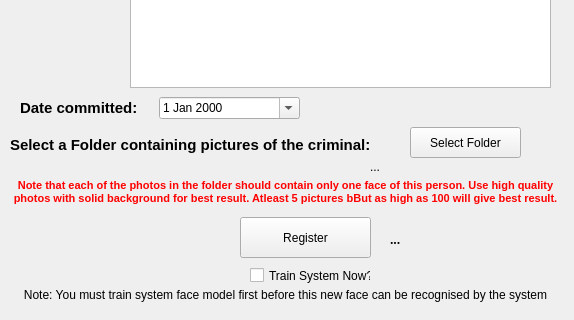
First picture: the form in ui/register-criminal.ui, repository abeloha/AICriminalRecognition, before the edit; both pictures show x 0 to 574 and y 293 to 613 of the 574 by 613 pixel window.
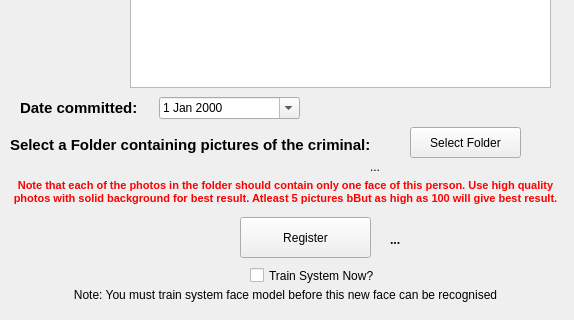
Second picture: the form after the edit.

What changed in the file:
```diff
--- a/ui/register-criminal.ui
+++ b/ui/register-criminal.ui
@@ -358,7 +358,7 @@
     <rect>
      <x>250</x>
      <y>560</y>
-     <width>121</width>
+     <width>151</width>
      <height>17</height>
     </rect>
    </property>
@@ -376,7 +376,7 @@
     </rect>
    </property>
    <property name="text">
-    <string>&lt;html&gt;&lt;head/&gt;&lt;body&gt;&lt;p&gt;Note: You must train system face model first before this new face can be recognised by the system&lt;/p&gt;&lt;/body&gt;&lt;/html&gt;</string>
+    <string>&lt;html&gt;&lt;head/&gt;&lt;body&gt;&lt;p&gt;Note: You must train system face model before this new face can be recognised&lt;/p&gt;&lt;/body&gt;&lt;/html&gt;</string>
    </property>
    <property name="alignment">
     <set>Qt::AlignCenter</set>
```
